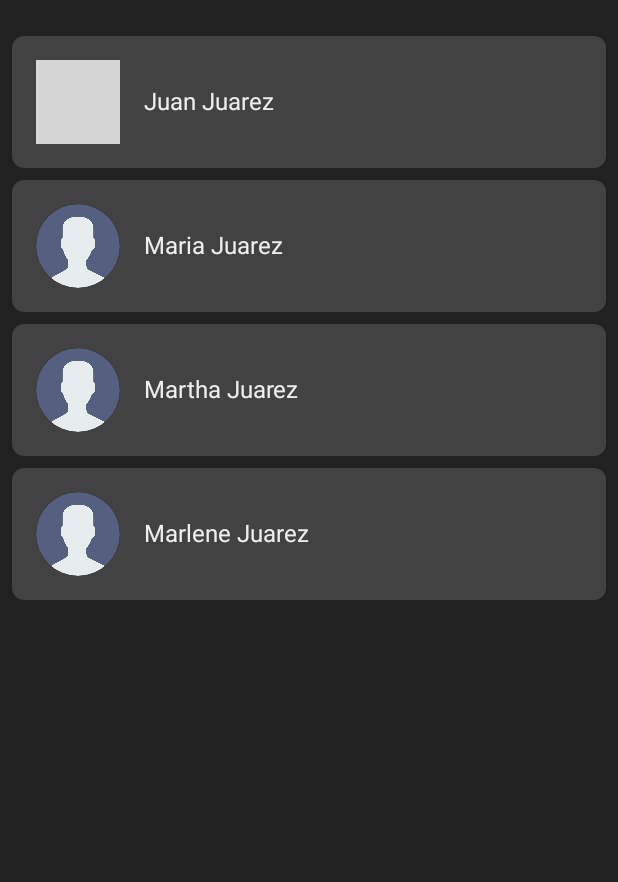
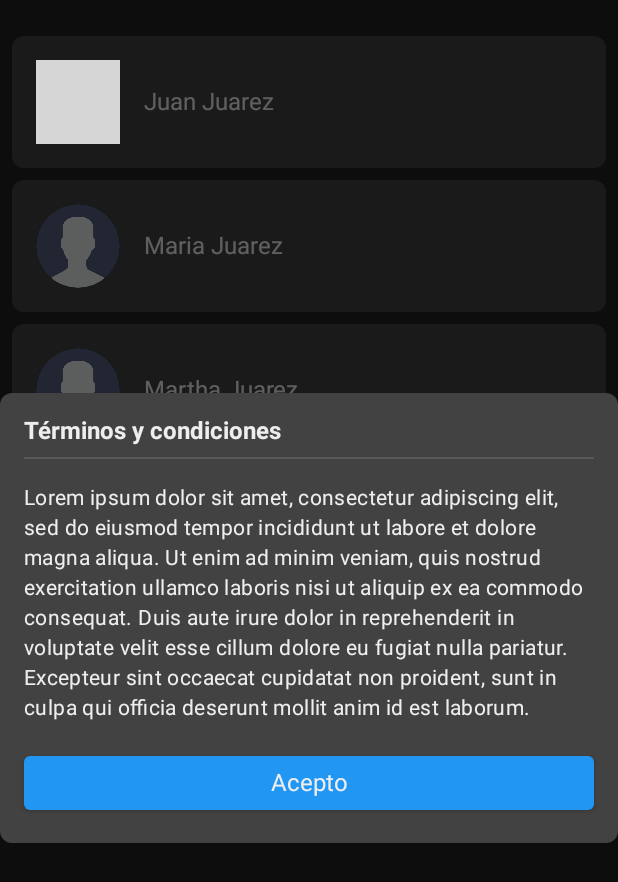
Before and after one commit to MarcosMontiel/UsersSP, an Android app built with Jetpack Compose: the screen it shows after launch (MainActivity), on a phone screen of 412 x 824 dp. Shown: the top 882 px of the screen. Run offline under Robolectric (Android 15) with nearby library versions, the phone set to English and light mode, and no system bars; our stand-ins replace Dagger/Hilt's generated code; pictures from the network do not load; grey boxes are pictures that could not be loaded.

Commit message:
Custom dialog was implemented into User Screen

```diff
--- /dev/null
+++ b/app/src/main/java/com/marcosmontiel/userssp/presentation/screen/user/UserState.kt
@@ -0,0 +1,5 @@
+package com.marcosmontiel.userssp.presentation.screen.user
+
+data class UserState(
+    val showTermsConditions: Boolean = true,
+)
--- a/app/src/main/java/com/marcosmontiel/userssp/presentation/screen/user/UserViewModel.kt
+++ b/app/src/main/java/com/marcosmontiel/userssp/presentation/screen/user/UserViewModel.kt
@@ -2,7 +2,9 @@ package com.marcosmontiel.userssp.presentation.screen.user
 
 import android.app.Application
 import android.content.Context
-import android.util.Log
+import androidx.compose.runtime.getValue
+import androidx.compose.runtime.mutableStateOf
+import androidx.compose.runtime.setValue
 import androidx.lifecycle.ViewModel
 import dagger.hilt.android.lifecycle.HiltViewModel
 import javax.inject.Inject
@@ -17,15 +19,21 @@ class UserViewModel @Inject constructor(application: Application) : ViewModel()
         Context.MODE_PRIVATE,
     )
 
-    init {
+    val isFirstTime = sharedPreferences.getBoolean("first_time", true)
 
-        val isFirstTime = sharedPreferences.getBoolean("first_time", true)
-        Log.i("UserViewModel", "$isFirstTime")
+    // State form
 
-        if (isFirstTime) {
-            sharedPreferences.edit().putBoolean("first_time", false).apply()
-        }
+    var state by mutableStateOf(UserState())
+        private set
 
+    // Events
+
+    fun dismissDialog() {
+        state = state.copy(showTermsConditions = false)
+    }
+
+    fun hideTermsConditionsDialog() {
+        sharedPreferences.edit().putBoolean("first_time", false).apply()
     }
 
 }
--- a/app/src/main/java/com/marcosmontiel/userssp/presentation/screen/user/component/UserContent.kt
+++ b/app/src/main/java/com/marcosmontiel/userssp/presentation/screen/user/component/UserContent.kt
@@ -1,18 +1,25 @@
 package com.marcosmontiel.userssp.presentation.screen.user.component
 
+import androidx.compose.foundation.background
 import androidx.compose.foundation.clickable
 import androidx.compose.foundation.focusable
 import androidx.compose.foundation.layout.*
 import androidx.compose.foundation.lazy.LazyColumn
 import androidx.compose.foundation.lazy.itemsIndexed
 import androidx.compose.foundation.shape.RoundedCornerShape
+import androidx.compose.material.Button
 import androidx.compose.material.Card
+import androidx.compose.material.Divider
+import androidx.compose.material.MaterialTheme
 import androidx.compose.runtime.Composable
 import androidx.compose.ui.Alignment
 import androidx.compose.ui.Modifier
+import androidx.compose.ui.draw.clip
 import androidx.compose.ui.res.stringResource
+import androidx.compose.ui.text.font.FontWeight
 import androidx.compose.ui.unit.Dp
 import androidx.compose.ui.unit.dp
+import androidx.compose.ui.window.Dialog
 import androidx.hilt.navigation.compose.hiltViewModel
 import androidx.navigation.NavHostController
 import com.marcosmontiel.userssp.R
@@ -21,6 +28,7 @@ import com.marcosmontiel.userssp.presentation.component.DefaultAsyncImage
 import com.marcosmontiel.userssp.presentation.component.DefaultEmptyScreen
 import com.marcosmontiel.userssp.presentation.component.DefaultImage
 import com.marcosmontiel.userssp.presentation.component.DefaultText
+import com.marcosmontiel.userssp.presentation.screen.user.UserState
 import com.marcosmontiel.userssp.presentation.screen.user.UserViewModel
 import com.marcosmontiel.userssp.presentation.ui.theme.Gray800
 
@@ -33,7 +41,15 @@ fun UserContent(
     users: List<User>,
 ) {
 
+    val state: UserState = viewModel.state
+
     Box(modifier = modifier.padding(paddingValues)) {
+
+        if (viewModel.isFirstTime && state.showTermsConditions) {
+
+            FirstTimeDialog(modifier = Modifier.fillMaxWidth(), viewModel = viewModel)
+
+        }
 
         if (users.isEmpty()) {
 
@@ -135,3 +151,54 @@ fun UserItem(
     }
 
 }
+
+@Composable
+fun FirstTimeDialog(modifier: Modifier, viewModel: UserViewModel) {
+
+    Dialog(onDismissRequest = { viewModel.dismissDialog() }) {
+
+        Box(
+            modifier = modifier
+                .clip(RoundedCornerShape(8.dp))
+                .background(Gray800)
+                .padding(16.dp),
+            contentAlignment = Alignment.Center,
+        ) {
+
+            Column(modifier = Modifier.fillMaxWidth()) {
+
+                DefaultText(
+                    fontWeight = FontWeight.Bold,
+                    text = stringResource(R.string.user_title_terms_conditions),
+                )
+
+                Divider(modifier = Modifier.padding(top = 8.dp, bottom = 16.dp))
+
+                DefaultText(
+                    style = MaterialTheme.typography.body2,
+                    text = stringResource(R.string.user_title_lorem_ipsum),
+                )
+
+                Spacer(modifier = Modifier.size(16.dp))
+
+                Button(
+                    onClick = {
+
+                        viewModel.dismissDialog()
+                        viewModel.hideTermsConditionsDialog()
+
+                    },
+                    modifier = Modifier.fillMaxWidth(),
+                ) {
+
+                    DefaultText(text = "Acepto")
+
+                }
+
+            }
+
+        }
+
+    }
+
+}
--- a/app/src/main/res/values/strings.xml
+++ b/app/src/main/res/values/strings.xml
@@ -2,4 +2,6 @@
     <string name="app_name">Users SP</string>
     <string name="empty_users_message">No hay usuarios para mostrar</string>
     <string name="empty_users_action">Agrega uno para comenzar</string>
+    <string name="user_title_terms_conditions">Términos y condiciones</string>
+    <string name="user_title_lorem_ipsum">Lorem ipsum dolor sit amet, consectetur adipiscing elit, sed do eiusmod tempor incididunt ut labore et dolore magna aliqua. Ut enim ad minim veniam, quis nostrud exercitation ullamco laboris nisi ut aliquip ex ea commodo consequat. Duis aute irure dolor in reprehenderit in voluptate velit esse cillum dolore eu fugiat nulla pariatur. Excepteur sint occaecat cupidatat non proident, sunt in culpa qui officia deserunt mollit anim id est laborum.</string>
 </resources>
```
